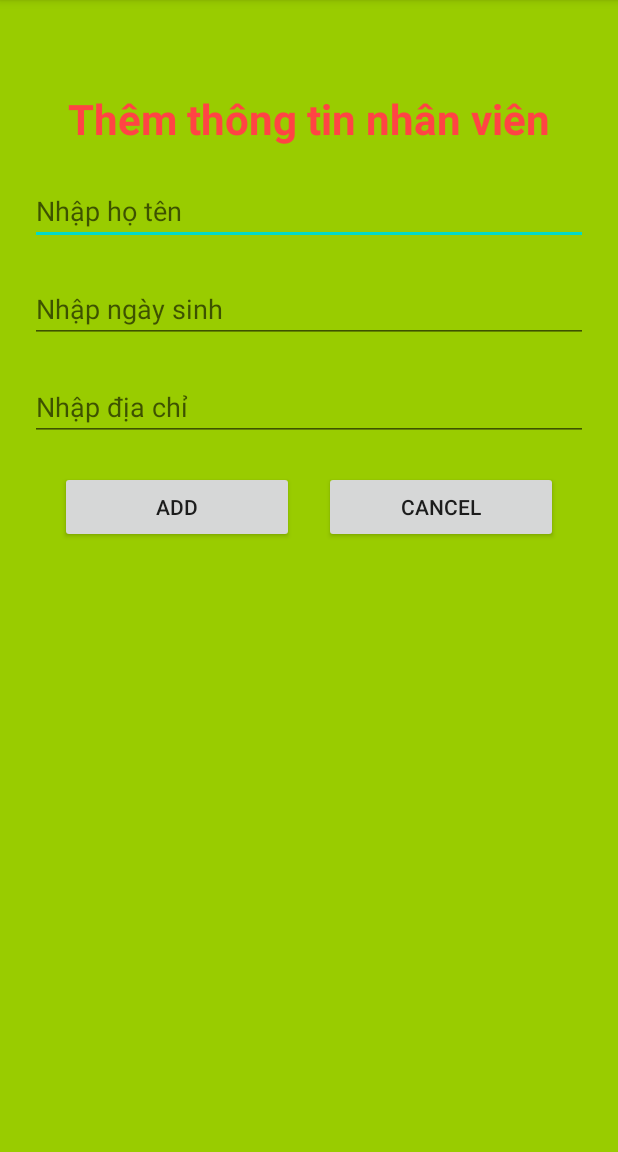
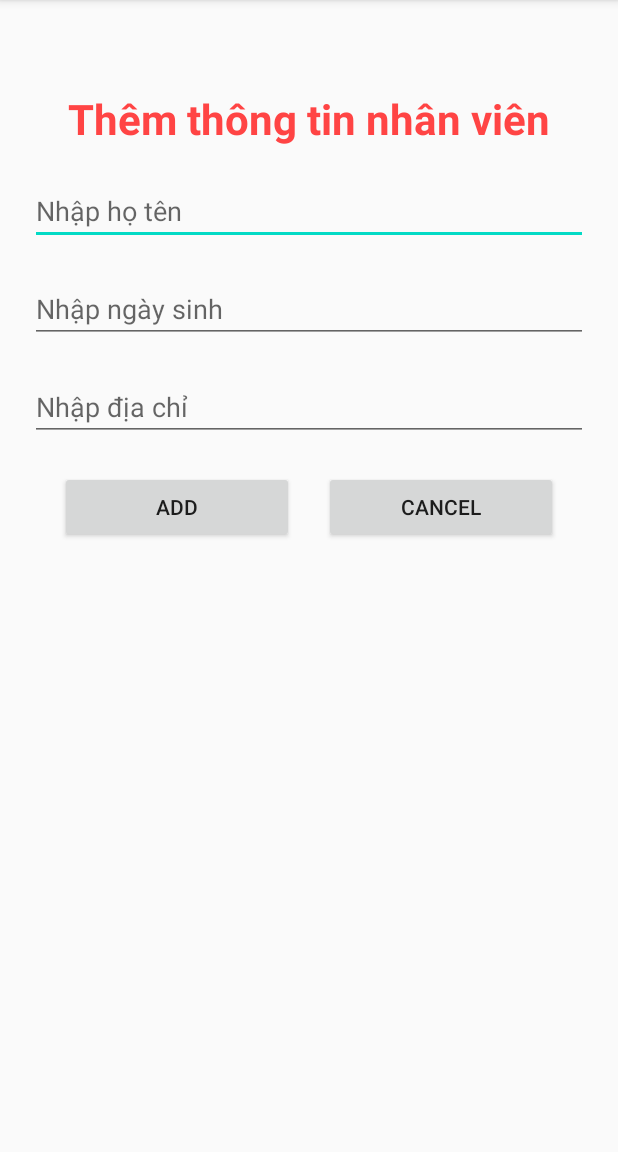
Before and after one commit to tuanpnUET/Android-Application-Started, an Android app: the AddNhanSuActivity screen opened directly, with no data from a screen before it, on a phone screen of 412 x 824 dp, the part 84-1236 px from its top. Run offline under Robolectric (Android 15) with nearby library versions, the phone set to English and light mode, and no system bars; our stand-ins replace Volley; network calls fail.

Commit message:
Update activity_add_nhan_su.xml

```diff
--- a/NhanSuDemo/app/src/main/res/layout/activity_add_nhan_su.xml
+++ b/NhanSuDemo/app/src/main/res/layout/activity_add_nhan_su.xml
@@ -7,7 +7,6 @@
     android:orientation="vertical"
     android:padding="20dp"
     android:gravity="center|top"
-    android:background="@android:color/holo_green_light"
     tools:context=".AddNhanSuActivity">
 
     <TextView
```
